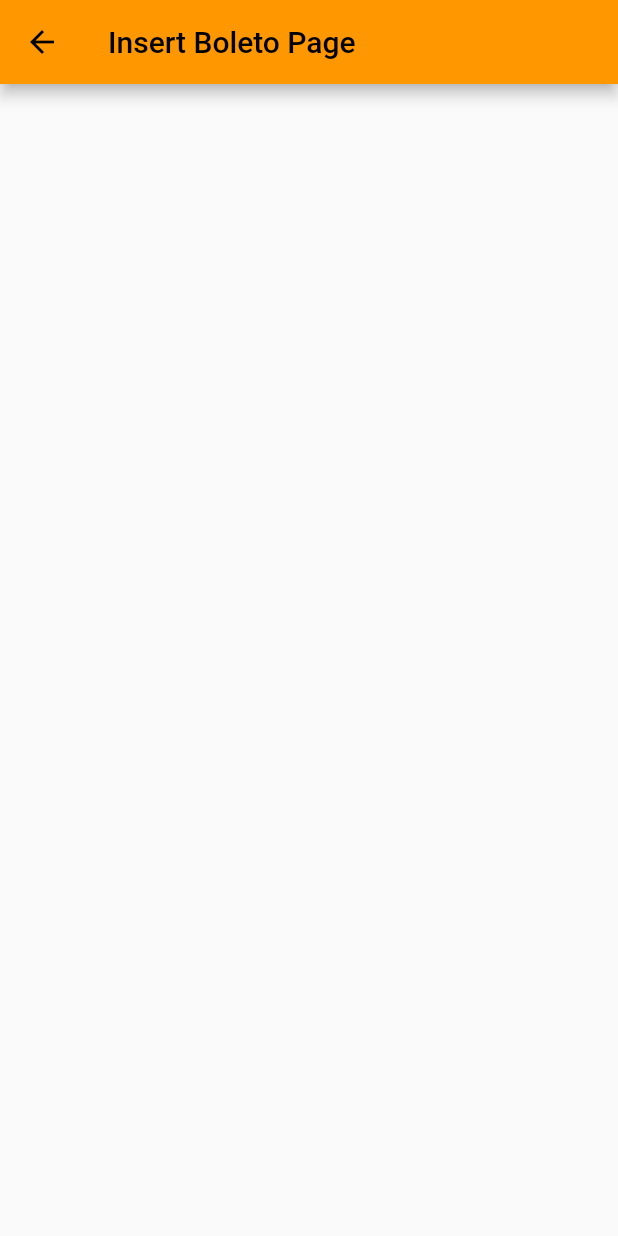
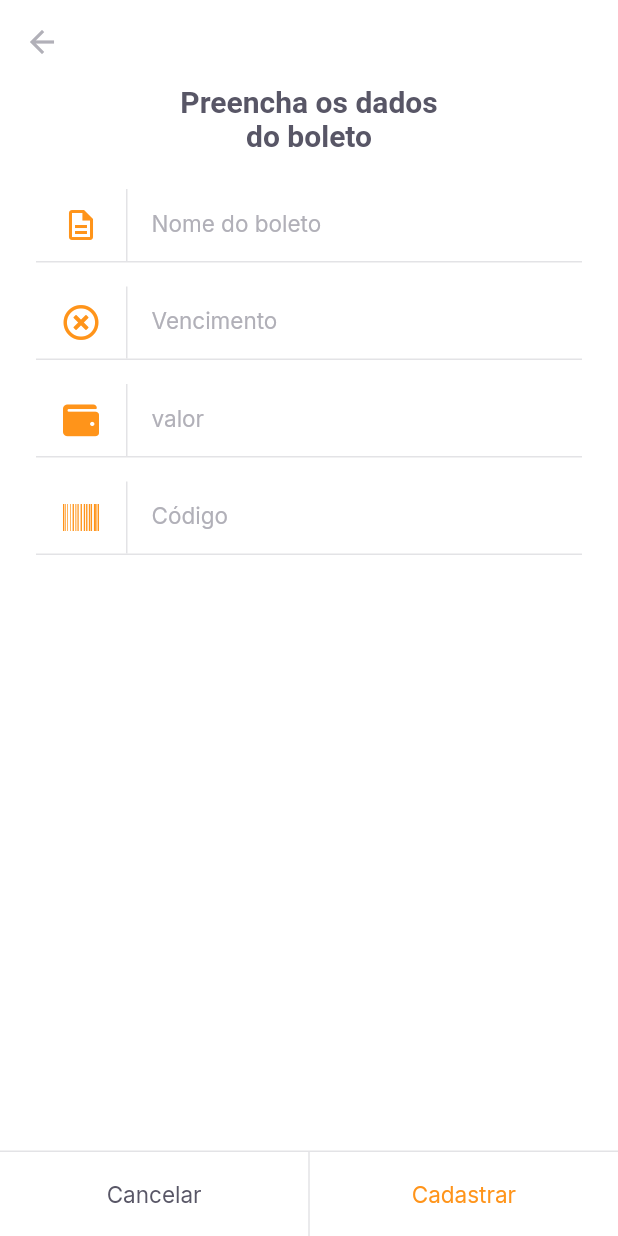
Before and after one commit to lucas-salles/payflow, a Flutter app: the InsertBoletoPage screen opened by its route, on a phone screen of 412 x 824 dp. Run offline on Flutter 3.47's test engine with Material 2 defaults, Android fonts, the phone set to English and light mode, and no system bars; our stand-ins replace camera, firebase_core, font_awesome_flutter, google_fonts, google_sign_in, image_picker and 1 more; missing offline and left inert: google_ml_kit; accounts and stored records are empty.

Commit message:
Adicionando a Page InsertBoleto

```diff
--- a/lib/modules/home/home_page.dart
+++ b/lib/modules/home/home_page.dart
@@ -72,7 +72,8 @@ class _HomePageState extends State<HomePage> {
                 )),
             GestureDetector(
               onTap: () {
-                Navigator.pushNamed(context, "/barcode_scanner");
+                // Navigator.pushNamed(context, "/barcode_scanner");
+                Navigator.pushNamed(context, "/insert_boleto");
               },
               child: Container(
                 width: 56,
--- a/lib/modules/insert_boleto/insert_boleto_page.dart
+++ b/lib/modules/insert_boleto/insert_boleto_page.dart
@@ -1,4 +1,9 @@
 import 'package:flutter/material.dart';
+import 'package:font_awesome_flutter/font_awesome_flutter.dart';
+import 'package:payflow/shared/themes/app_colors.dart';
+import 'package:payflow/shared/themes/app_text_styles.dart';
+import 'package:payflow/shared/widgets/input_text/input_text_widget.dart';
+import 'package:payflow/shared/widgets/set_label_buttons/set_label_buttons.dart';
 
 class InsertBoletoPage extends StatelessWidget {
   const InsertBoletoPage({Key? key}) : super(key: key);
@@ -6,9 +11,61 @@ class InsertBoletoPage extends StatelessWidget {
   @override
   Widget build(BuildContext context) {
     return Scaffold(
+      backgroundColor: AppColors.background,
       appBar: AppBar(
-        title: Text("Insert Boleto Page"),
+        backgroundColor: AppColors.background,
+        elevation: 0,
+        leading: BackButton(
+          color: AppColors.input,
+        ),
       ),
+      body: Padding(
+        padding: const EdgeInsets.symmetric(horizontal: 24),
+        child: Column(
+          crossAxisAlignment: CrossAxisAlignment.center,
+          children: [
+            Padding(
+              padding: const EdgeInsets.symmetric(
+                horizontal: 93,
+              ),
+              child: Text("Preencha os dados do boleto",
+                  style: AppTextStyles.titleBoldHeading,
+                  textAlign: TextAlign.center),
+            ),
+            SizedBox(
+              height: 24,
+            ),
+            InputTextWidget(
+              label: "Nome do boleto",
+              icon: Icons.description_outlined,
+              onChanged: (String value) {},
+            ),
+            InputTextWidget(
+              label: "Vencimento",
+              icon: FontAwesomeIcons.timesCircle,
+              onChanged: (String value) {},
+            ),
+            InputTextWidget(
+              label: "valor",
+              icon: FontAwesomeIcons.wallet,
+              onChanged: (String value) {},
+            ),
+            InputTextWidget(
+              label: "Código",
+              icon: FontAwesomeIcons.barcode,
+              onChanged: (String value) {},
+            ),
+          ],
+        ),
+      ),
+      bottomNavigationBar: SetLabelButtons(
+          enableSecondaryColor: true,
+          primaryLabel: "Cancelar",
+          primaryOnPressed: () {
+            Navigator.pop(context);
+          },
+          secondaryLabel: "Cadastrar",
+          secondaryOnPressed: () {}),
     );
   }
 }
--- a/lib/shared/themes/app_colors.dart
+++ b/lib/shared/themes/app_colors.dart
@@ -6,6 +6,7 @@ class AppColors {
   static final delete = Color(0xFFE83F5B);
   static final heading = Color(0xFF585666);
   static final body = Color(0xFF706E7A);
+  static final input = Color(0xFFB1B0B8);
   static final stroke = Color(0xFFE3E3E6);
   static final shape = Color(0xFFFAFAFC);
   static final background = Color(0xFFFFFFFF);
--- a/lib/shared/themes/app_text_styles.dart
+++ b/lib/shared/themes/app_text_styles.dart
@@ -78,6 +78,11 @@ class AppTextStyles {
     fontWeight: FontWeight.w700,
     color: AppColors.background,
   );
+  static final input = GoogleFonts.inter(
+    fontSize: 15,
+    fontWeight: FontWeight.w400,
+    color: AppColors.input,
+  );
   static final captionBackground = GoogleFonts.inter(
     fontSize: 13,
     fontWeight: FontWeight.w400,
--- /dev/null
+++ b/lib/shared/widgets/input_text/input_text_widget.dart
@@ -0,0 +1,67 @@
+import 'package:flutter/material.dart';
+import 'package:payflow/shared/themes/app_colors.dart';
+import 'package:payflow/shared/themes/app_text_styles.dart';
+
+class InputTextWidget extends StatelessWidget {
+  final String label;
+  final IconData icon;
+  final String? initialValue;
+  final String? Function(String?)? validator;
+  final TextEditingController? controller;
+  final void Function(String value) onChanged;
+
+  const InputTextWidget(
+      {Key? key,
+      required this.label,
+      required this.icon,
+      this.initialValue,
+      this.validator,
+      this.controller,
+      required this.onChanged})
+      : super(key: key);
+
+  @override
+  Widget build(BuildContext context) {
+    return Padding(
+      padding: const EdgeInsets.only(bottom: 16),
+      child: Column(
+        children: [
+          TextFormField(
+            controller: controller,
+            onChanged: onChanged,
+            initialValue: initialValue,
+            validator: validator,
+            style: AppTextStyles.input,
+            decoration: InputDecoration(
+                contentPadding: EdgeInsets.zero,
+                labelText: label,
+                labelStyle: AppTextStyles.input,
+                icon: Row(
+                  mainAxisSize: MainAxisSize.min,
+                  children: [
+                    Padding(
+                      padding: const EdgeInsets.symmetric(horizontal: 18),
+                      child: Icon(
+                        icon,
+                        color: AppColors.primary,
+                      ),
+                    ),
+                    Container(
+                      width: 1,
+                      height: 48,
+                      color: AppColors.stroke,
+                    )
+                  ],
+                ),
+                border: InputBorder.none),
+          ),
+          Divider(
+            height: 1,
+            thickness: 1,
+            color: AppColors.stroke,
+          )
+        ],
+      ),
+    );
+  }
+}
--- a/lib/shared/widgets/set_label_buttons/set_label_buttons.dart
+++ b/lib/shared/widgets/set_label_buttons/set_label_buttons.dart
@@ -10,19 +10,31 @@ class SetLabelButtons extends StatelessWidget {
   final String secondaryLabel;
   final VoidCallback secondaryOnPressed;
   final bool enablePrimaryColor;
+  final bool enableSecondaryColor;
   const SetLabelButtons(
       {Key? key,
       required this.primaryLabel,
       required this.primaryOnPressed,
       required this.secondaryLabel,
       required this.secondaryOnPressed,
-      this.enablePrimaryColor = false})
+      this.enablePrimaryColor = false,
+      this.enableSecondaryColor = false})
       : super(key: key);
 
   @override
   Widget build(BuildContext context) {
     return Container(
-      color: AppColors.shape,
+      color: AppColors.background,
+      height: 57,
+      child: Column(
+        mainAxisSize: MainAxisSize.min,
+        children: [
+          Divider(
+            thickness: 1,
+            height: 1,
+            color: AppColors.stroke,
+          ),
+          Container(
             height: 56,
             child: Row(
               children: [
@@ -30,12 +42,20 @@ class SetLabelButtons extends StatelessWidget {
                     child: LabelButton(
                   label: primaryLabel,
                   onPressed: primaryOnPressed,
-            style: enablePrimaryColor ? AppTextStyles.buttonPrimary : null,
+                  style:
+                      enablePrimaryColor ? AppTextStyles.buttonPrimary : null,
                 )),
                 DividerVerticalWidget(),
                 Expanded(
                     child: LabelButton(
-                  label: secondaryLabel, onPressed: secondaryOnPressed)),
+                  label: secondaryLabel,
+                  onPressed: secondaryOnPressed,
+                  style:
+                      enableSecondaryColor ? AppTextStyles.buttonPrimary : null,
+                )),
+              ],
+            ),
+          ),
         ],
       ),
     );
```
Lines whose indentation alone changed are shown as unchanged.
